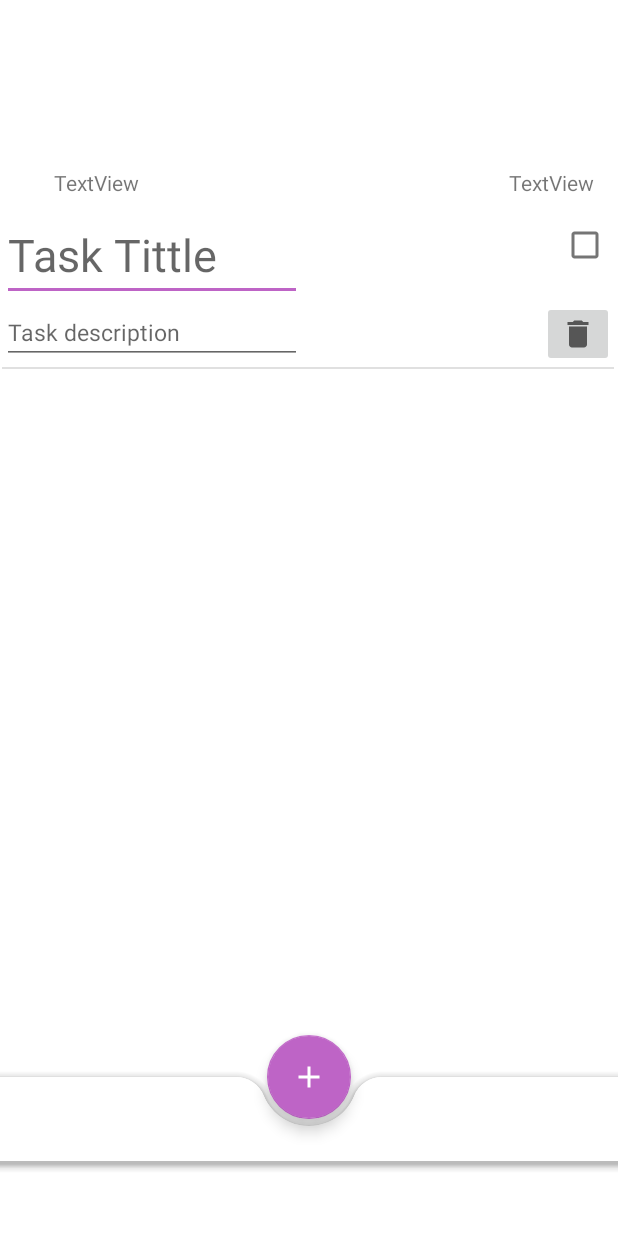
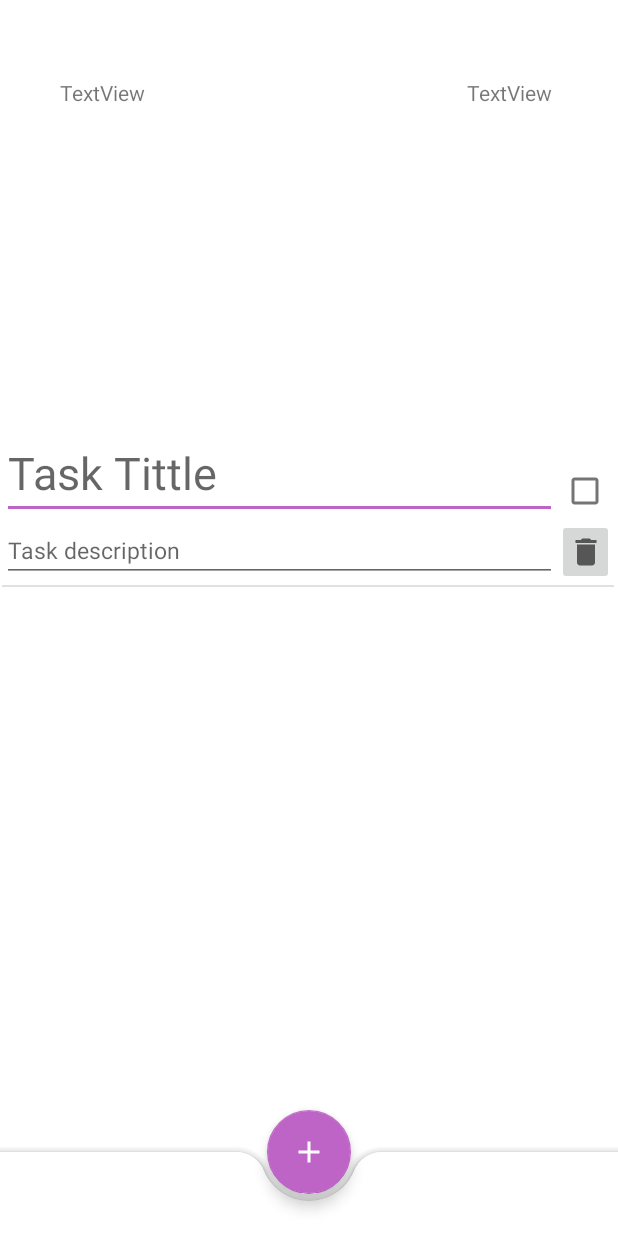
Before and after one commit to IkerFernandez21/ProyectoIntegrador, an Android app: the ActivityDay screen opened directly, with no data from a screen before it, after a tap on an icon or button, on a phone screen of 412 x 824 dp. Run offline under Robolectric (Android 15) with nearby library versions, the phone set to English and light mode, and no system bars; 2 statements that could not run were skipped.

Commit message:
Activity Day fixed

```diff
--- a/app/src/main/res/layout/activity_day.xml
+++ b/app/src/main/res/layout/activity_day.xml
@@ -10,8 +10,8 @@
         android:id="@+id/tv_day"
         android:layout_width="wrap_content"
         android:layout_height="wrap_content"
-        android:layout_marginStart="36dp"
-        android:layout_marginTop="112dp"
+        android:layout_marginStart="40dp"
+        android:layout_marginTop="52dp"
         android:text="TextView"
         app:layout_constraintStart_toStartOf="parent"
         app:layout_constraintTop_toTopOf="parent" />
@@ -20,8 +20,8 @@
         android:id="@+id/tv_year"
         android:layout_width="wrap_content"
         android:layout_height="wrap_content"
-        android:layout_marginTop="112dp"
-        android:layout_marginEnd="16dp"
+        android:layout_marginTop="52dp"
+        android:layout_marginEnd="44dp"
         android:text="TextView"
         app:layout_constraintEnd_toEndOf="parent"
         app:layout_constraintTop_toTopOf="parent" />
@@ -30,18 +30,17 @@
         android:id="@+id/rv_day_tasks"
         android:layout_width="408dp"
         android:layout_height="479dp"
-        app:layout_constraintBottom_toBottomOf="parent"
+        android:layout_marginBottom="60dp"
+        app:layout_constraintBottom_toBottomOf="@+id/coordinator"
         app:layout_constraintEnd_toEndOf="parent"
         app:layout_constraintHorizontal_bias="0.333"
         app:layout_constraintStart_toStartOf="parent"
-        app:layout_constraintTop_toTopOf="parent"
-        app:layout_constraintVertical_bias="0.405"
-        />
+        app:layout_constraintVertical_bias="0.405" />
 
     <androidx.coordinatorlayout.widget.CoordinatorLayout
         android:id="@+id/coordinator"
         android:layout_width="match_parent"
-        android:layout_height="match_parent"
+        android:layout_height="100dp"
         app:layout_constraintBottom_toBottomOf="parent"
         app:layout_constraintEnd_toEndOf="parent"
         app:layout_constraintStart_toStartOf="parent"
@@ -53,20 +52,20 @@
             android:layout_width="match_parent"
             android:layout_height="wrap_content"
             android:layout_gravity="bottom"
+            android:layout_marginBottom="0dp"
             app:fabAlignmentMode="center"
-            android:layout_marginBottom="50dp"
             app:fabCradleRoundedCornerRadius="20dp" />
 
         <com.google.android.material.floatingactionbutton.FloatingActionButton
             android:id="@+id/fab"
             android:layout_width="wrap_content"
             android:layout_height="wrap_content"
+            android:onClick="addTaskButton"
             android:src="@drawable/ic_add"
             app:fabSize="normal"
             app:layout_anchor="@+id/bottomAppBar"
             app:tint="@android:color/white"
-            tools:ignore="SpeakableTextPresentCheck"
-            android:onClick="addTaskButton"/>
+            tools:ignore="SpeakableTextPresentCheck" />
 
 
     </androidx.coordinatorlayout.widget.CoordinatorLayout>
--- a/app/src/main/res/layout/row_tasks.xml
+++ b/app/src/main/res/layout/row_tasks.xml
@@ -13,20 +13,17 @@
 
         <EditText
             android:id="@+id/task_tittle_row"
-            android:layout_width="200dp"
+            android:layout_width="370dp"
             android:layout_height="wrap_content"
-            android:layout_marginRight="5dp"
-
             android:hint="@string/task_tittle"
             android:inputType="textPersonName"
             android:textSize="30sp" />
 
         <CheckBox
             android:id="@+id/idCheckbox"
-            android:layout_marginLeft="164dp"
             android:layout_width="wrap_content"
             android:layout_height="wrap_content"
-            android:layout_gravity="right">
+            android:gravity="left">
 
 
         </CheckBox>
@@ -40,11 +37,10 @@
 
         <EditText
             android:id="@+id/task_description_row"
-            android:layout_width="200dp"
+            android:layout_width="370dp"
             android:layout_height="wrap_content"
-
             android:hint="@string/task_description"
-            android:inputType="textPersonName"
+            android:inputType="text"
             android:textSize="15sp" />
 
 
@@ -53,7 +49,6 @@
             android:layout_width="wrap_content"
             android:layout_height="wrap_content"
             android:layout_gravity="left"
-            android:layout_marginLeft="160dp"
             app:srcCompat="@drawable/ic_bin" />
     </LinearLayout>
 
```
